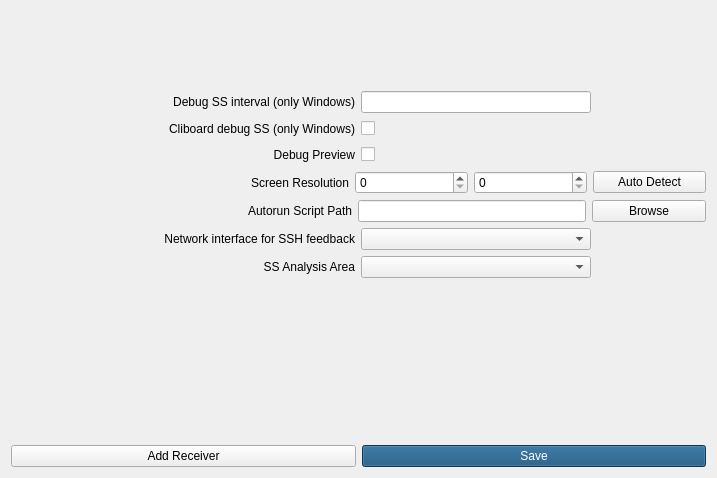
Old version of the form ScreenLedGUI/settingswindow.ui in the repository 0LTSU0/ScreenLed.
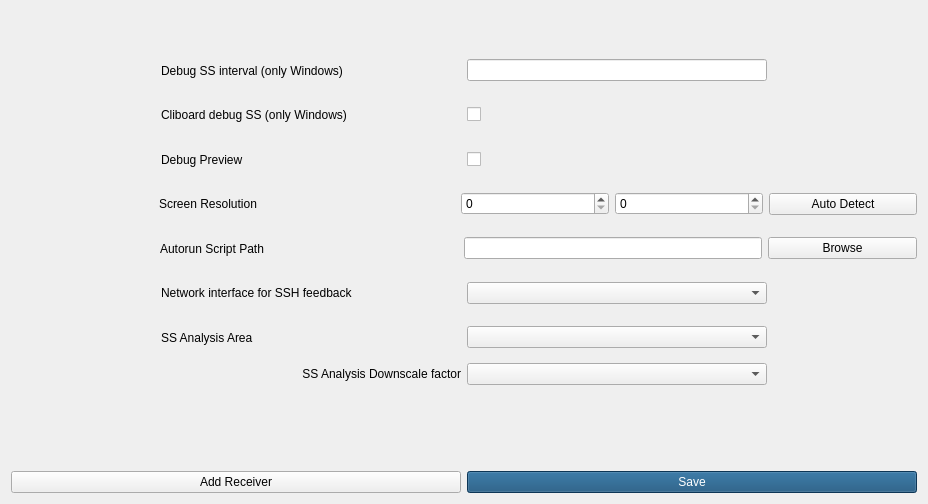
New version of the form.

Commit message: linux changes and downscale factor for analyzer

```diff
--- a/ScreenLedGUI/settingswindow.ui
+++ b/ScreenLedGUI/settingswindow.ui
@@ -6,8 +6,8 @@
    <rect>
     <x>0</x>
     <y>0</y>
-    <width>717</width>
-    <height>478</height>
+    <width>928</width>
+    <height>504</height>
    </rect>
   </property>
   <property name="windowTitle">
@@ -16,9 +16,6 @@
   <layout class="QVBoxLayout" name="verticalLayout_2">
    <item>
     <spacer name="verticalSpacer_2">
-     <property name="orientation">
-      <enum>Qt::Orientation::Vertical</enum>
-     </property>
      <property name="sizeHint" stdset="0">
       <size>
        <width>20</width>
@@ -31,9 +28,6 @@
     <layout class="QHBoxLayout" name="horizontalLayout_2" stretch="1,2,2,1">
      <item>
       <spacer name="horizontalSpacer">
-       <property name="orientation">
-        <enum>Qt::Orientation::Horizontal</enum>
-       </property>
        <property name="sizeHint" stdset="0">
         <size>
          <width>40</width>
@@ -47,9 +41,6 @@
        <property name="text">
         <string>Debug SS interval (only Windows)</string>
        </property>
-       <property name="alignment">
-        <set>Qt::AlignmentFlag::AlignRight|Qt::AlignmentFlag::AlignTrailing|Qt::AlignmentFlag::AlignVCenter</set>
-       </property>
       </widget>
      </item>
      <item>
@@ -57,9 +48,6 @@
      </item>
      <item>
       <spacer name="horizontalSpacer_2">
-       <property name="orientation">
-        <enum>Qt::Orientation::Horizontal</enum>
-       </property>
        <property name="sizeHint" stdset="0">
         <size>
          <width>40</width>
@@ -74,9 +62,6 @@
     <layout class="QHBoxLayout" name="horizontalLayout" stretch="1,2,2,1">
      <item>
       <spacer name="horizontalSpacer_3">
-       <property name="orientation">
-        <enum>Qt::Orientation::Horizontal</enum>
-       </property>
        <property name="sizeHint" stdset="0">
         <size>
          <width>40</width>
@@ -90,9 +75,6 @@
        <property name="text">
         <string>Cliboard debug SS (only Windows)</string>
        </property>
-       <property name="alignment">
-        <set>Qt::AlignmentFlag::AlignRight|Qt::AlignmentFlag::AlignTrailing|Qt::AlignmentFlag::AlignVCenter</set>
-       </property>
       </widget>
      </item>
      <item>
@@ -104,9 +86,6 @@
      </item>
      <item>
       <spacer name="horizontalSpacer_4">
-       <property name="orientation">
-        <enum>Qt::Orientation::Horizontal</enum>
-       </property>
        <property name="sizeHint" stdset="0">
         <size>
          <width>40</width>
@@ -121,9 +100,6 @@
     <layout class="QHBoxLayout" name="horizontalLayout_3" stretch="1,2,2,1">
      <item>
       <spacer name="horizontalSpacer_5">
-       <property name="orientation">
-        <enum>Qt::Orientation::Horizontal</enum>
-       </property>
        <property name="sizeHint" stdset="0">
         <size>
          <width>40</width>
@@ -137,9 +113,6 @@
        <property name="text">
         <string>Debug Preview</string>
        </property>
-       <property name="alignment">
-        <set>Qt::AlignmentFlag::AlignRight|Qt::AlignmentFlag::AlignTrailing|Qt::AlignmentFlag::AlignVCenter</set>
-       </property>
       </widget>
      </item>
      <item>
@@ -151,9 +124,6 @@
      </item>
      <item>
       <spacer name="horizontalSpacer_6">
-       <property name="orientation">
-        <enum>Qt::Orientation::Horizontal</enum>
-       </property>
        <property name="sizeHint" stdset="0">
         <size>
          <width>40</width>
@@ -168,9 +138,6 @@
     <layout class="QHBoxLayout" name="horizontalLayout_4" stretch="1,2,1,1,1">
      <item>
       <spacer name="horizontalSpacer_7">
-       <property name="orientation">
-        <enum>Qt::Orientation::Horizontal</enum>
-       </property>
        <property name="sizeHint" stdset="0">
         <size>
          <width>40</width>
@@ -184,9 +151,6 @@
        <property name="text">
         <string>Screen Resolution</string>
        </property>
-       <property name="alignment">
-        <set>Qt::AlignmentFlag::AlignRight|Qt::AlignmentFlag::AlignTrailing|Qt::AlignmentFlag::AlignVCenter</set>
-       </property>
       </widget>
      </item>
      <item>
@@ -216,9 +180,6 @@
     <layout class="QHBoxLayout" name="horizontalLayout_5" stretch="1,2,2,1">
      <item>
       <spacer name="horizontalSpacer_8">
-       <property name="orientation">
-        <enum>Qt::Orientation::Horizontal</enum>
-       </property>
        <property name="sizeHint" stdset="0">
         <size>
          <width>40</width>
@@ -232,9 +193,6 @@
        <property name="text">
         <string>Autorun Script Path</string>
        </property>
-       <property name="alignment">
-        <set>Qt::AlignmentFlag::AlignRight|Qt::AlignmentFlag::AlignTrailing|Qt::AlignmentFlag::AlignVCenter</set>
-       </property>
       </widget>
      </item>
      <item>
@@ -253,9 +211,6 @@
     <layout class="QHBoxLayout" name="horizontalLayout_7" stretch="1,2,2,1">
      <item>
       <spacer name="horizontalSpacer_9">
-       <property name="orientation">
-        <enum>Qt::Orientation::Horizontal</enum>
-       </property>
        <property name="sizeHint" stdset="0">
         <size>
          <width>40</width>
@@ -269,9 +224,6 @@
        <property name="text">
         <string>Network interface for SSH feedback</string>
        </property>
-       <property name="alignment">
-        <set>Qt::AlignmentFlag::AlignRight|Qt::AlignmentFlag::AlignTrailing|Qt::AlignmentFlag::AlignVCenter</set>
-       </property>
       </widget>
      </item>
      <item>
@@ -279,9 +231,6 @@
      </item>
      <item>
       <spacer name="horizontalSpacer_10">
-       <property name="orientation">
-        <enum>Qt::Orientation::Horizontal</enum>
-       </property>
        <property name="sizeHint" stdset="0">
         <size>
          <width>40</width>
@@ -296,9 +245,6 @@
     <layout class="QHBoxLayout" name="horizontalLayout_8" stretch="1,2,2,1">
      <item>
       <spacer name="horizontalSpacer_11">
-       <property name="orientation">
-        <enum>Qt::Orientation::Horizontal</enum>
-       </property>
        <property name="sizeHint" stdset="0">
         <size>
          <width>40</width>
@@ -312,9 +258,6 @@
        <property name="text">
         <string>SS Analysis Area</string>
        </property>
-       <property name="alignment">
-        <set>Qt::AlignmentFlag::AlignRight|Qt::AlignmentFlag::AlignTrailing|Qt::AlignmentFlag::AlignVCenter</set>
-       </property>
       </widget>
      </item>
      <item>
@@ -322,8 +265,48 @@
      </item>
      <item>
       <spacer name="horizontalSpacer_12">
+       <property name="sizeHint" stdset="0">
+        <size>
+         <width>40</width>
+         <height>20</height>
+        </size>
+       </property>
+      </spacer>
+     </item>
+    </layout>
+   </item>
+   <item>
+    <layout class="QHBoxLayout" name="horizontalLayout_9" stretch="1,2,2,1">
+     <item>
+      <spacer name="horizontalSpacer_13">
        <property name="orientation">
-        <enum>Qt::Orientation::Horizontal</enum>
+        <enum>Qt::Horizontal</enum>
+       </property>
+       <property name="sizeHint" stdset="0">
+        <size>
+         <width>40</width>
+         <height>20</height>
+        </size>
+       </property>
+      </spacer>
+     </item>
+     <item>
+      <widget class="QLabel" name="AnalyzerDownscaleFactor">
+       <property name="text">
+        <string>SS Analysis Downscale factor</string>
+       </property>
+       <property name="alignment">
+        <set>Qt::AlignRight|Qt::AlignTrailing|Qt::AlignVCenter</set>
+       </property>
+      </widget>
+     </item>
+     <item>
+      <widget class="QComboBox" name="AnalyzerDownscaleFactorVal"/>
+     </item>
+     <item>
+      <spacer name="horizontalSpacer_14">
+       <property name="orientation">
+        <enum>Qt::Horizontal</enum>
        </property>
        <property name="sizeHint" stdset="0">
         <size>
@@ -337,9 +320,6 @@
    </item>
    <item>
     <spacer name="verticalSpacer">
-     <property name="orientation">
-      <enum>Qt::Orientation::Vertical</enum>
-     </property>
      <property name="sizeHint" stdset="0">
       <size>
        <width>20</width>
@@ -353,9 +333,6 @@
    </item>
    <item>
     <spacer name="verticalSpacer_3">
-     <property name="orientation">
-      <enum>Qt::Orientation::Vertical</enum>
-     </property>
      <property name="sizeHint" stdset="0">
       <size>
        <width>20</width>
```
The commit also changes 10 other files.
